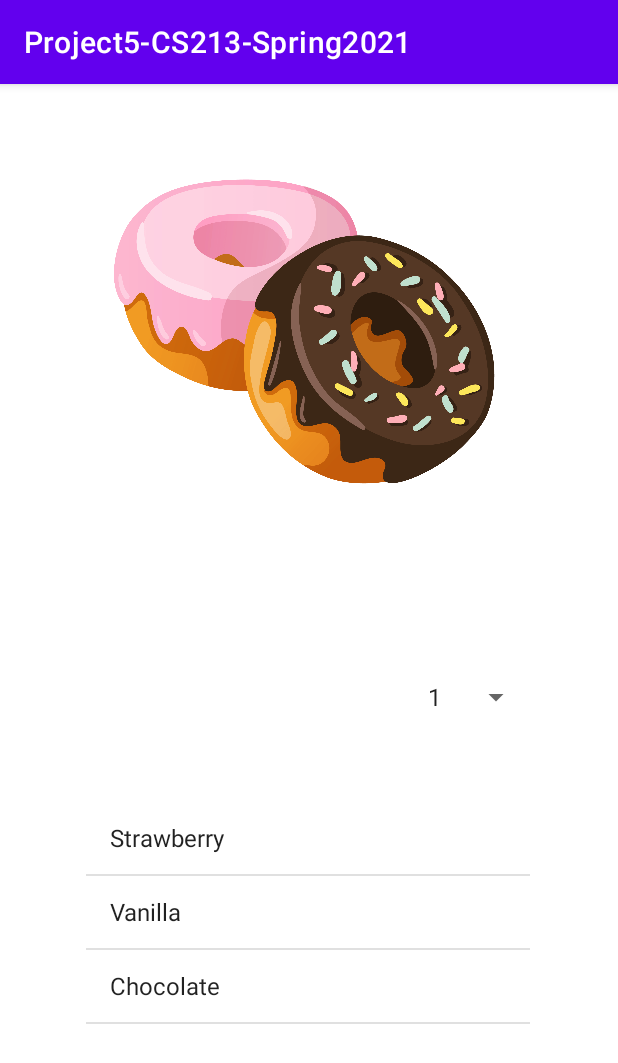
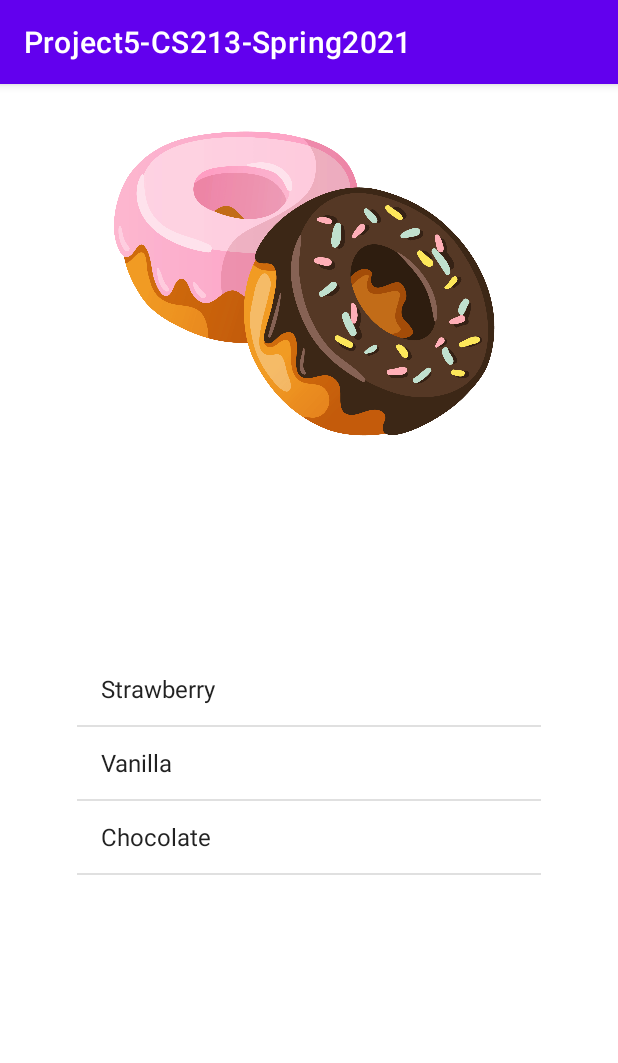
Before and after one commit to sukhjitsingh98/project5-CS213-Spring21, an Android app: the OrderingDonutsActivity screen opened directly, with no data from a screen before it, on a phone screen of 412 x 824 dp. Shown: the top 1063 px of the screen. Run offline under Robolectric (Android 15) with nearby library versions, the phone set to English and light mode, and no system bars.

Commit message:
Choose donut and display Toast message based on flavor and count

```diff
--- a/app/src/main/AndroidManifest.xml
+++ b/app/src/main/AndroidManifest.xml
@@ -10,6 +10,7 @@
         android:supportsRtl="true"
         android:theme="@style/Theme.Project5CS213Spring2021">
         <activity android:name=".StoreOrdersActivity"></activity>
+        <activity android:name=".AddDonutActivity" />
         <activity android:name=".OrderDetailsActivity" />
         <activity android:name=".OrderingCoffeeActivity" />
         <activity android:name=".OrderingDonutsActivity" />
--- a/app/src/main/java/com/example/project5_cs213_spring2021/OrderingDonutsActivity.java
+++ b/app/src/main/java/com/example/project5_cs213_spring2021/OrderingDonutsActivity.java
@@ -1,21 +1,90 @@
 package com.example.project5_cs213_spring2021;
 
+import androidx.annotation.NonNull;
 import androidx.appcompat.app.AppCompatActivity;
+import androidx.appcompat.view.ActionMode;
 
+import android.app.Activity;
+import android.content.Intent;
 import android.os.Bundle;
+import android.view.View;
+import android.widget.Adapter;
+import android.widget.AdapterView;
+import android.widget.ArrayAdapter;
+import android.widget.ListView;
+import android.widget.Toast;
 
 import java.util.ArrayList;
 
 public class OrderingDonutsActivity extends AppCompatActivity {
 
     ArrayList<Donut> donuts = new ArrayList<>();
+    int code = 100; //magic number to replace later.
+    String flavor = null;
+
 
     @Override
     protected void onCreate(Bundle savedInstanceState) {
         super.onCreate(savedInstanceState);
         setContentView(R.layout.activity_ordering_donuts);
+
+        //Create the flavor listview
+        ListView selectableFlavors = (ListView) findViewById(R.id.selectableFlavors);
+        ArrayAdapter adapter = new ArrayAdapter<String>(
+                this,
+                android.R.layout.simple_list_item_1,
+                getResources().getStringArray(R.array.donutFlavors) //get the array from values
+        );
+        selectableFlavors.setAdapter(adapter);
+        selectableFlavors.setOnItemClickListener(new AdapterView.OnItemClickListener() {
+            @Override
+            public void onItemClick(AdapterView<?> parent, View view, int position, long id) {
+
+                //once selected, call the activity.
+                //Toast.makeText(OrderingDonutsActivity.this, selectableFlavors.getItemAtPosition(position).toString(), Toast.LENGTH_SHORT).show();
+                flavor = selectableFlavors.getItemAtPosition(position).toString();
+                Intent intent = new Intent(OrderingDonutsActivity.this, AddDonutActivity.class);
+                startActivityForResult(intent, code);
+
+            }
+        });
+
     }
 
+    @Override
+    protected void onActivityResult(int request, int result, Intent data) {
+        super.onActivityResult(request, result, data);
+
+        //Check for matching codes.
+        if(request == code) {
+            if(result == Activity.RESULT_OK) {
+                //Get the resulting data from intent
+                int donutCount = Integer.parseInt( data.getStringExtra(Intent.EXTRA_TEXT));
+                //add it
+                addDonutToList(donutCount);
+
+            }
+        }
+    }
+
+    //will add the select donut of chosen flavor and count to the list.
+    private void addDonutToList( int donutCount) {
+
+        //create the new donut
+        Donut donut = new Donut(donutCount);
+        donut.add(flavor);
+        //add it to the list.
+        donuts.add(donut);
+
+        //print test
+        for(int i = 0; i < donuts.size(); i++) {
+            System.out.println(donuts.get(i).getFlavor() + " : " + donuts.get(i).getItemString());
+        }
 
 
+        //WILL REPLACE THIS IN strings.xml
+        String confirmation = "Added " + donutCount + " " + flavor + " donut(s)";
+        Toast.makeText(OrderingDonutsActivity.this, confirmation, Toast.LENGTH_SHORT).show();
+    }
+
 }
--- a/app/src/main/res/layout/activity_ordering_donuts.xml
+++ b/app/src/main/res/layout/activity_ordering_donuts.xml
@@ -12,7 +12,7 @@
         android:layout_height="218dp"
         android:layout_marginStart="68dp"
         android:layout_marginLeft="68dp"
-        android:layout_marginTop="56dp"
+        android:layout_marginTop="24dp"
         android:clickable="false"
         android:contentDescription="@string/order_coffee_button"
         android:scaleType="fitXY"
@@ -20,32 +20,40 @@
         app:layout_constraintTop_toTopOf="parent"
         app:srcCompat="@drawable/donuts2" />
 
-    <Spinner
-        android:id="@+id/countSpinner"
-        android:layout_width="77dp"
-        android:layout_height="57dp"
-        android:entries="@array/donutCount"
+<!--    <Spinner-->
+<!--        android:id="@+id/countSpinner"-->
+<!--        android:layout_width="77dp"-->
+<!--        android:layout_height="57dp"-->
+<!--        android:entries="@array/donutCount"-->
+<!--        app:layout_constraintBottom_toBottomOf="parent"-->
+<!--        app:layout_constraintEnd_toEndOf="parent"-->
+<!--        app:layout_constraintHorizontal_bias="0.826"-->
+<!--        app:layout_constraintStart_toStartOf="parent"-->
+<!--        app:layout_constraintTop_toTopOf="parent"-->
+<!--        app:layout_constraintVertical_bias="0.4" />-->
+
+    <ListView
+        android:id="@+id/selectableFlavors"
+        android:layout_width="309dp"
+        android:layout_height="153dp"
+        android:entries="@array/donutFlavors"
+
         app:layout_constraintBottom_toBottomOf="parent"
         app:layout_constraintEnd_toEndOf="parent"
-        app:layout_constraintHorizontal_bias="0.829"
         app:layout_constraintStart_toStartOf="parent"
         app:layout_constraintTop_toTopOf="parent"
-        app:layout_constraintVertical_bias="0.535" />
+        app:layout_constraintVertical_bias="0.617" />
 
-    <ListView
-        android:layout_width="296dp"
-        android:layout_height="242dp"
-        android:entries="@array/donutFlavors"
-        android:choiceMode="singleChoice"
-        android:listSelector="#666666"
-        app:layout_constraintBottom_toBottomOf="parent"
-        app:layout_constraintEnd_toEndOf="parent"
-        app:layout_constraintHorizontal_bias="0.495"
-        app:layout_constraintStart_toStartOf="parent"
-        app:layout_constraintTop_toTopOf="parent"
-        app:layout_constraintVertical_bias="0.91" />
-
-
+<!--    <ListView-->
+<!--        android:id="@+id/selected"-->
+<!--        android:layout_width="309dp"-->
+<!--        android:layout_height="153dp"-->
+<!--        app:layout_constraintBottom_toBottomOf="parent"-->
+<!--        app:layout_constraintEnd_toEndOf="parent"-->
+<!--        app:layout_constraintHorizontal_bias="0.495"-->
+<!--        app:layout_constraintStart_toStartOf="parent"-->
+<!--        app:layout_constraintTop_toTopOf="parent"-->
+<!--        app:layout_constraintVertical_bias="0.943" />-->
 
 
 </androidx.constraintlayout.widget.ConstraintLayout>
```
Also changed, not shown: app/src/main/java/com/example/project5_cs213_spring2021/AddDonutActivity.java (added, +33 -0 lines), app/src/main/res/layout/activity_add_donut.xml (added, +32 -0 lines).
